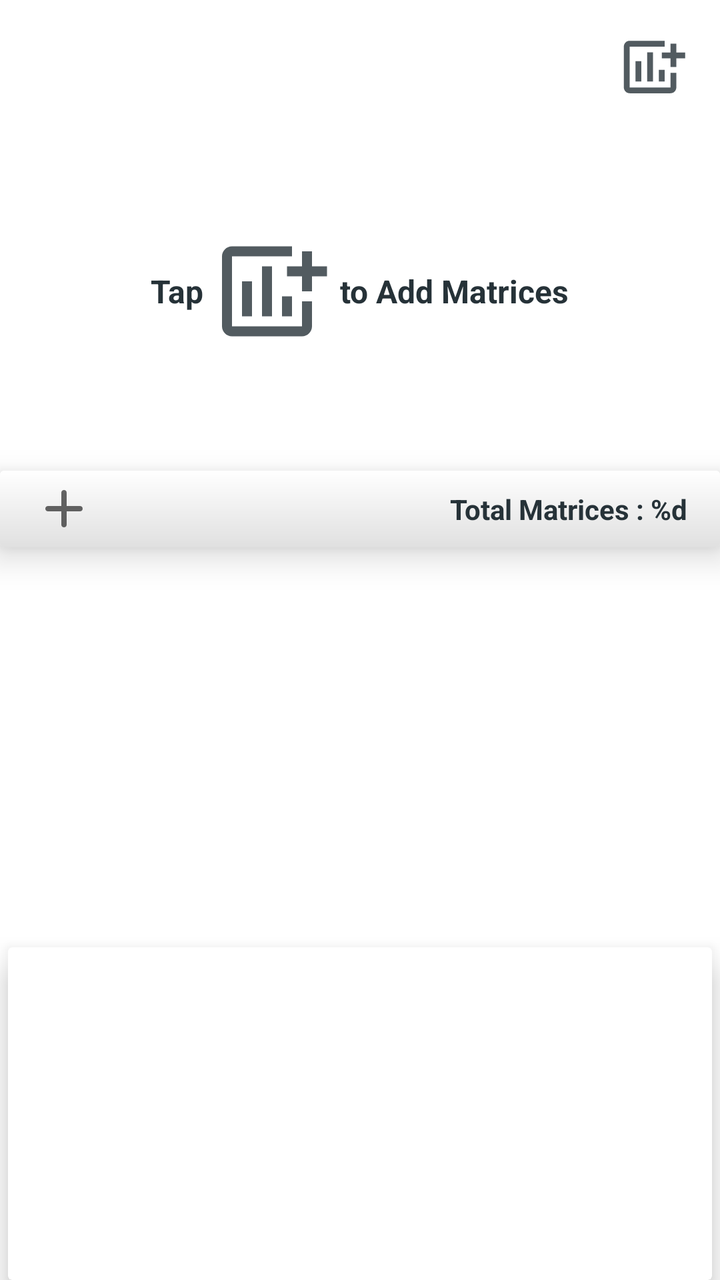
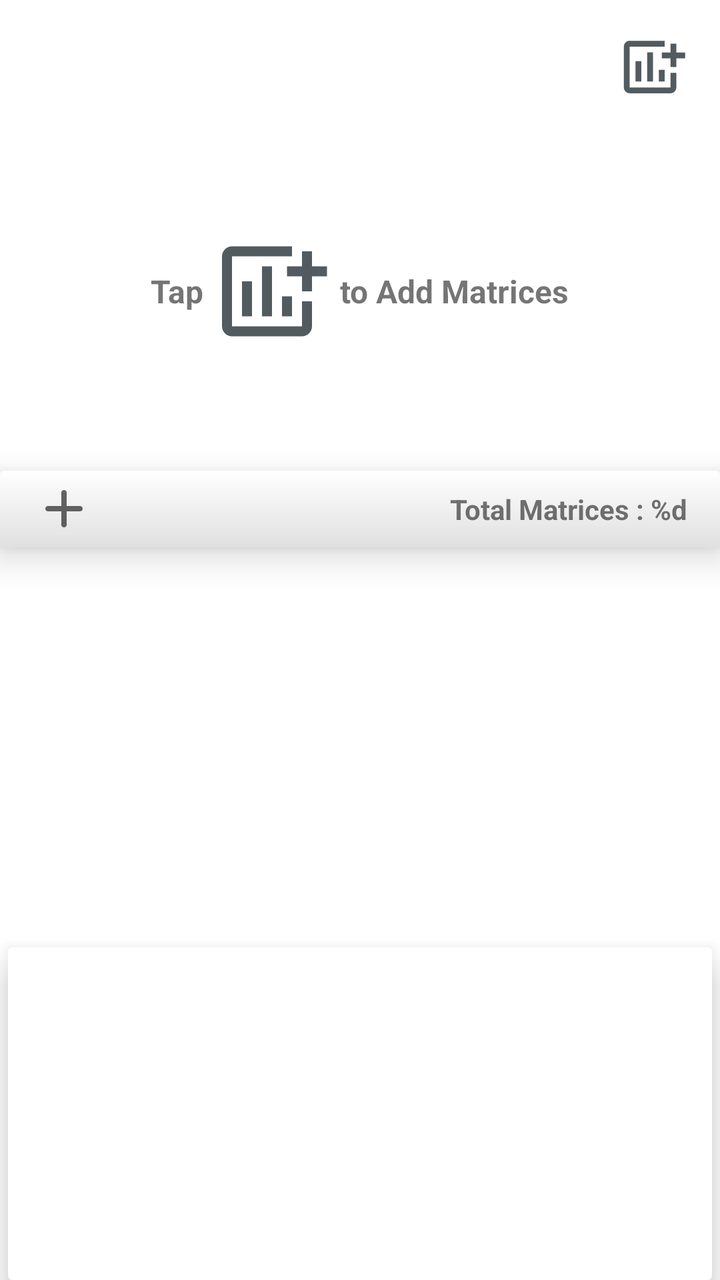

An Android layout rendered at two revisions. The XML below is the earlier revision; the diff shows what the commit changed to produce the second picture.
<!-- AndroidManifest.xml: application theme Theme.Matscape -->
<!-- res/layout/activity_home.xml -->
<?xml version="1.0" encoding="utf-8"?>
<androidx.drawerlayout.widget.DrawerLayout xmlns:android="http://schemas.android.com/apk/res/android"
    xmlns:app="http://schemas.android.com/apk/res-auto"
    xmlns:tools="http://schemas.android.com/tools"
    android:id="@+id/DrawerLayout"
    android:layout_width="match_parent"
    android:layout_height="match_parent"
    tools:context=".Activities.HomeActivity">

    

    <androidx.constraintlayout.widget.ConstraintLayout
        android:layout_width="match_parent"
        android:layout_height="match_parent">

        <androidx.appcompat.widget.Toolbar
            android:id="@+id/Toolbar"
            android:layout_width="match_parent"
            android:layout_height="wrap_content"
            android:background="@color/home_bg_color"
            app:layout_constraintEnd_toEndOf="parent"
            app:layout_constraintStart_toStartOf="parent"
            app:layout_constraintTop_toTopOf="parent" />

        <ImageView
            android:id="@+id/addMatrixCardButton"
            android:layout_width="35dp"
            android:layout_height="35dp"
            android:layout_margin="16dp"
            android:background="?attr/selectableItemBackgroundBorderless"
            android:clickable="true"
            android:contentDescription="@string/desc_add_matrix"
            android:focusable="true"
            android:src="@drawable/ic_home_add_matrix"
            app:layout_constraintEnd_toEndOf="parent"
            app:layout_constraintTop_toTopOf="parent"
            tools:ignore="TouchTargetSizeCheck,DuplicateSpeakableTextCheck"
            app:tint="@color/icon_color" />

        <androidx.recyclerview.widget.RecyclerView
            android:id="@+id/MatrixCardsRecyclerView"
            android:layout_width="match_parent"
            android:layout_height="0dp"
            android:background="@color/home_bg_color"
            app:layout_constraintEnd_toEndOf="parent"
            app:layout_constraintHeight_percent=".28"
            app:layout_constraintStart_toStartOf="parent"
            app:layout_constraintTop_toBottomOf="@+id/Toolbar" />


        <LinearLayout
            android:id="@+id/MatrixCardsHintLayout"
            android:layout_width="wrap_content"
            android:layout_height="wrap_content"
            android:orientation="horizontal"
            app:layout_constraintBottom_toBottomOf="@+id/MatrixCardsRecyclerView"
            app:layout_constraintEnd_toEndOf="parent"
            app:layout_constraintStart_toStartOf="parent"
            app:layout_constraintTop_toBottomOf="@+id/Toolbar">

            <TextView
                android:layout_width="wrap_content"
                android:layout_height="wrap_content"
                android:layout_gravity="center"
                android:text="@string/text_tap"
                android:textSize="16sp"
                android:textStyle="bold" />

            <ImageView
                android:layout_width="60dp"
                android:layout_height="60dp"
                android:layout_gravity="center"
                android:layout_marginStart="4dp"
                android:layout_marginEnd="4dp"
                android:contentDescription="@string/desc_add_matrix"
                app:srcCompat="@drawable/ic_home_add_matrix"
                app:tint="@color/icon_color" />

            <TextView
                android:layout_width="wrap_content"
                android:layout_height="wrap_content"
                android:layout_gravity="center"
                android:text="@string/text_to_add_matrices"
                android:textSize="16sp"
                android:textStyle="bold" />

        </LinearLayout>

        <ImageView
            android:id="@+id/addResultCardButton"
            android:layout_width="32dp"
            android:layout_height="32dp"
            android:layout_marginStart="16dp"
            android:clickable="true"
            android:contentDescription="@string/desc_settings_result"
            android:elevation="12dp"
            android:focusable="true"
            android:foreground="?attr/selectableItemBackgroundBorderless"
            android:src="@drawable/ic_home_add_result"
            app:layout_constraintBottom_toBottomOf="@+id/cardView"
            app:layout_constraintStart_toStartOf="parent"
            app:layout_constraintTop_toTopOf="@+id/cardView"
            tools:ignore="UnusedAttribute,TouchTargetSizeCheck" />

        <TextView
            android:id="@+id/MatricesCount"
            android:layout_width="wrap_content"
            android:layout_height="wrap_content"
            android:layout_marginEnd="16dp"
            android:text="@string/total_matrices"
            android:textStyle="bold"
            android:elevation="12dp"
            app:layout_constraintBottom_toBottomOf="@+id/cardView"
            app:layout_constraintEnd_toEndOf="@+id/cardView"
            app:layout_constraintTop_toTopOf="@+id/cardView" />

        <androidx.cardview.widget.CardView
            android:id="@+id/cardView"
            android:layout_width="match_parent"
            android:layout_height="0dp"
            android:layout_marginBottom="4dp"
            android:foreground="@drawable/grad_home_divider"
            app:cardElevation="10dp"
            app:layout_constraintEnd_toEndOf="parent"
            app:layout_constraintHeight_percent=".06"
            app:layout_constraintStart_toStartOf="parent"
            app:layout_constraintTop_toBottomOf="@+id/MatrixCardsRecyclerView">

        </androidx.cardview.widget.CardView>

        <androidx.recyclerview.widget.RecyclerView
            android:id="@+id/ResultCardsRecyclerView"
            android:layout_width="match_parent"
            android:layout_height="0dp"
            android:background="@color/home_bg_color"
            app:layout_constraintBottom_toTopOf="@+id/HomeNumpadCardView"
            app:layout_constraintEnd_toEndOf="parent"
            app:layout_constraintStart_toStartOf="parent"
            app:layout_constraintTop_toBottomOf="@+id/cardView" />

        <androidx.cardview.widget.CardView
            android:id="@+id/HomeNumpadCardView"
            android:layout_width="match_parent"
            android:layout_height="0dp"
            android:layout_marginStart="4dp"
            android:layout_marginEnd="4dp"
            app:cardElevation="10dp"
            app:layout_constraintBottom_toBottomOf="parent"
            app:layout_constraintEnd_toEndOf="parent"
            app:layout_constraintHeight_percent=".26"
            app:layout_constraintStart_toStartOf="parent" />
    </androidx.constraintlayout.widget.ConstraintLayout>


    <com.google.android.material.navigation.NavigationView
        android:id="@+id/HomeNavigationView"
        android:layout_width="wrap_content"
        android:layout_height="match_parent"
        android:layout_gravity="start"
        app:headerLayout="@layout/header_navigation_drawer"
        app:menu="@menu/menu_home_navigation_drawer" />

</androidx.drawerlayout.widget.DrawerLayout>
<!-- res/layout/header_navigation_drawer.xml (included above) -->
<?xml version="1.0" encoding="utf-8"?>
<LinearLayout xmlns:android="http://schemas.android.com/apk/res/android"
    android:layout_width="match_parent"
    android:layout_height="match_parent"
    android:orientation="vertical">

    

    <TextView
        android:layout_width="wrap_content"
        android:layout_height="wrap_content"
        android:layout_marginTop="24dp"
        android:layout_marginStart="24dp"
        android:layout_marginEnd="24dp"
        android:textAppearance="?attr/textAppearanceHeadline6"
        android:text="@string/app_name" />

    <TextView
        android:layout_width="wrap_content"
        android:layout_height="wrap_content"
        android:layout_marginBottom="24dp"
        android:layout_marginStart="24dp"
        android:layout_marginEnd="24dp"
        android:textAppearance="?attr/textAppearanceBody2"
        android:textColor="@color/material_on_surface_emphasis_medium"
        android:text="Matrix Calculator" />

</LinearLayout>
<!-- resources referenced by this layout -->
<resources>
  <color name="home_bg_color">#FFFFFF</color>
  <color name="icon_color">#263238</color>
  <!-- drawable grad_home_divider (drawable) -->
  <?xml version="1.0" encoding="utf-8"?>
      <shape xmlns:android="http://schemas.android.com/apk/res/android"
          android:shape="rectangle">
          <gradient
              android:startColor="@color/home_divider_start_color"
              android:endColor="@color/home_divider_end_color"
              android:angle="270"
              android:centerY=".6" />
      </shape>
  <!-- drawable ic_home_add_matrix (drawable) -->
  <vector android:alpha="0.8" android:height="24dp"
      android:tint="?attr/colorControlNormal" android:viewportHeight="24"
      android:viewportWidth="24" android:width="24dp" xmlns:android="http://schemas.android.com/apk/res/android">
      <path android:fillColor="@android:color/white" android:pathData="M6,9.99h2v7L6,16.99zM14,12.99h2v4h-2zM10,6.99h2v10h-2zM20,7L20,4h-2v3h-3v2h3v3h2L20,9h3L23,7zM18,19L4,19L4,5h12L16,3L4,3c-1.1,0 -2,0.9 -2,2v14c0,1.1 0.9,2 2,2h14c1.1,0 2,-0.9 2,-2v-5h-2v5z"/>
  </vector>
  <!-- drawable ic_home_add_result (drawable) -->
  <vector xmlns:android="http://schemas.android.com/apk/res/android"
      android:width="24dp"
      android:height="24dp"
      android:viewportWidth="24"
      android:viewportHeight="24"
      android:tint="?attr/colorControlNormal">
    <path
        android:fillColor="@android:color/white"
        android:pathData="M18,13h-5v5c0,0.55 -0.45,1 -1,1s-1,-0.45 -1,-1v-5H6c-0.55,0 -1,-0.45 -1,-1s0.45,-1 1,-1h5V6c0,-0.55 0.45,-1 1,-1s1,0.45 1,1v5h5c0.55,0 1,0.45 1,1s-0.45,1 -1,1z"/>
  </vector>
  <string name="app_name" translatable="false">Matscape</string>
  <string name="desc_add_matrix">Add Matrix</string>
  <string name="desc_settings_result">Result Card Settings</string>
  
  
      //for matrix cards
  <string name="text_tap">Tap</string>
  <string name="text_to_add_matrices">to Add Matrices</string>
  <string name="total_matrices">Total Matrices : %d</string>
  
      //for result cards
  <style name="Theme.Matscape" parent="Theme.MaterialComponents.DayNight.NoActionBar">
          
          <item name="colorPrimary">@color/blue_black</item>
          <item name="colorPrimaryVariant">@color/light_blue_black</item>
          <item name="colorOnPrimary">@color/white</item>
          
          <item name="colorSecondary">@color/blue_black</item>
          <item name="colorSecondaryVariant">@color/light_blue_black</item>
          <item name="colorOnSecondary">@color/black</item>
          
          <item name="android:statusBarColor" tools:targetApi="l">?attr/colorPrimary</item>
          
          <item name="android:textColor">@color/blue_black</item>
      </style>
  <color name="home_divider_start_color">#FFFFFF</color>
  <color name="home_divider_end_color">#E0E0E0</color>
  <color name="blue_black">#263238</color>
  <color name="light_blue_black">#627077</color>
  <color name="white">#FFFFFFFF</color>
  <color name="black">#FF000000</color>
</resources>

<!-- the commit's change to res/layout/activity_home.xml (unified diff, before → after) -->
@@ -17,7 +17,7 @@
             android:id="@+id/Toolbar"
             android:layout_width="match_parent"
             android:layout_height="wrap_content"
-            android:background="@color/home_bg_color"
+            android:background="@color/activities_fragments_bg_color"
             app:layout_constraintEnd_toEndOf="parent"
             app:layout_constraintStart_toStartOf="parent"
             app:layout_constraintTop_toTopOf="parent" />
@@ -41,7 +41,7 @@
             android:id="@+id/MatrixCardsRecyclerView"
             android:layout_width="match_parent"
             android:layout_height="0dp"
-            android:background="@color/home_bg_color"
+            android:background="@color/activities_fragments_bg_color"
             app:layout_constraintEnd_toEndOf="parent"
             app:layout_constraintHeight_percent=".28"
             app:layout_constraintStart_toStartOf="parent"
@@ -132,7 +132,7 @@
             android:id="@+id/ResultCardsRecyclerView"
             android:layout_width="match_parent"
             android:layout_height="0dp"
-            android:background="@color/home_bg_color"
+            android:background="@color/activities_fragments_bg_color"
             app:layout_constraintBottom_toTopOf="@+id/HomeNumpadCardView"
             app:layout_constraintEnd_toEndOf="parent"
             app:layout_constraintStart_toStartOf="parent"
<!-- resource entries referenced after the edit -->
@@ -1,6 +1,6 @@
 <!-- resources referenced by this layout -->
 <resources>
-  <color name="home_bg_color">#FFFFFF</color>
+  <color name="activities_fragments_bg_color">#FFFFFF</color>
   <color name="icon_color">#263238</color>
   <!-- drawable grad_home_divider (drawable) -->
   <?xml version="1.0" encoding="utf-8"?>
@@ -52,7 +52,6 @@
           
           <item name="android:statusBarColor" tools:targetApi="l">?attr/colorPrimary</item>
           
-          <item name="android:textColor">@color/blue_black</item>
       </style>
   <color name="home_divider_start_color">#FFFFFF</color>
   <color name="home_divider_end_color">#E0E0E0</color>
